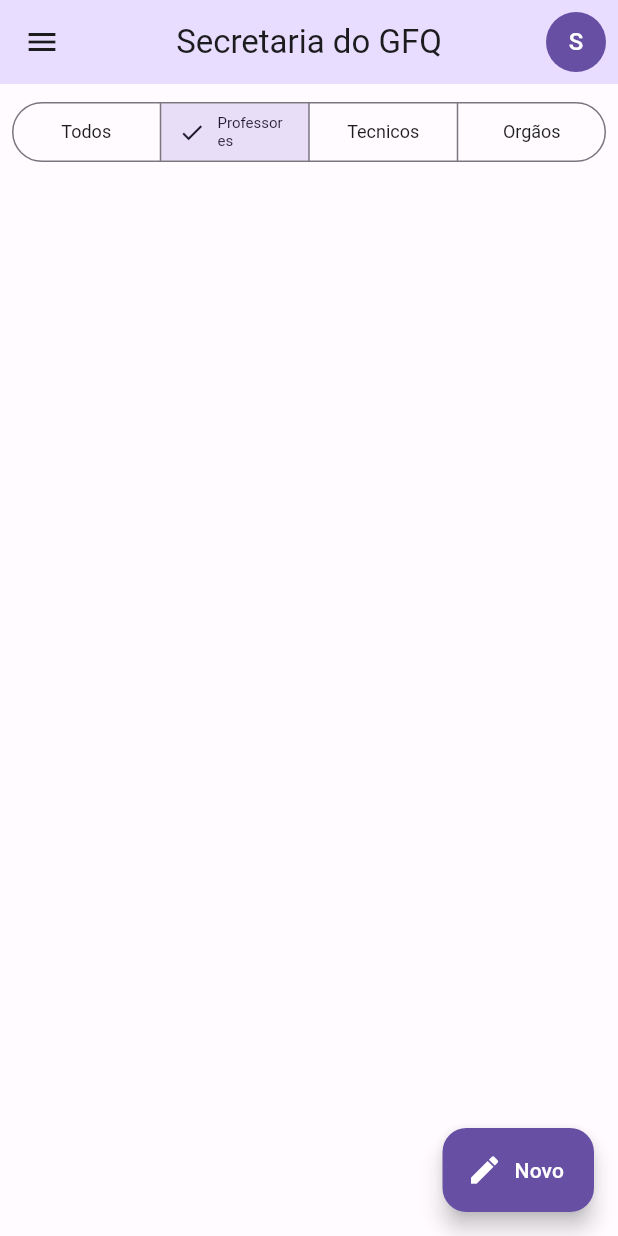
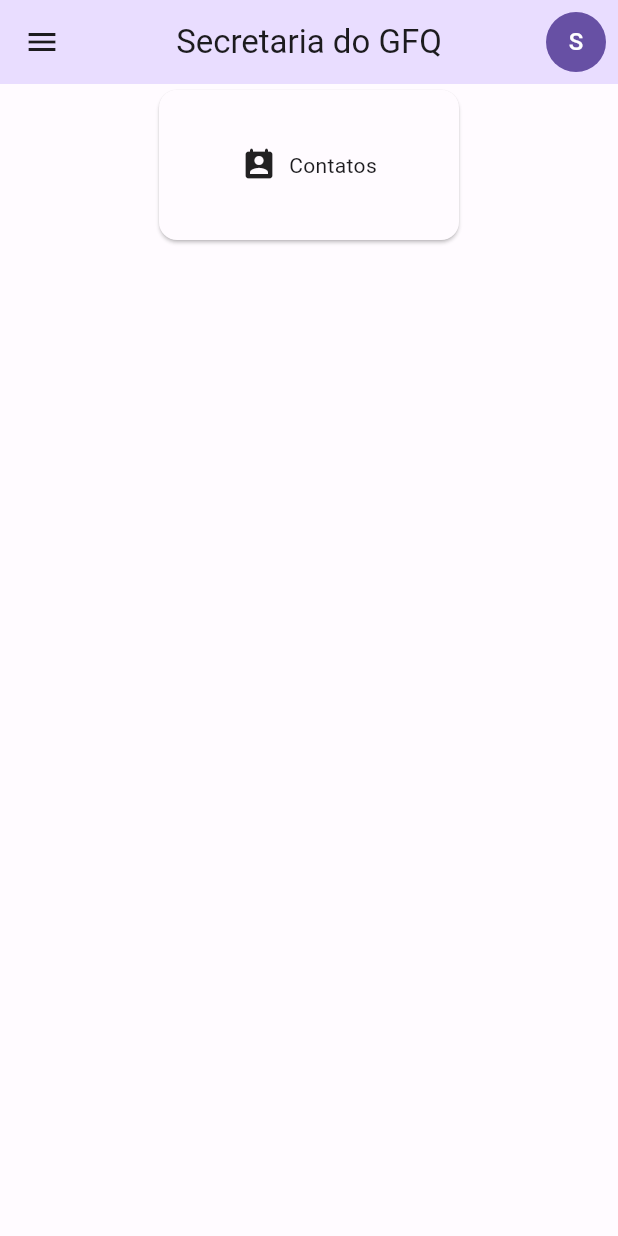
Before and after one commit to sid-tec/gfq, a Flutter app: the screen it shows after launch, on a phone screen of 412 x 824 dp. Run offline on Flutter 3.47's test engine with Material 2 defaults, Android fonts, the phone set to English and light mode, and no system bars; our stand-ins replace flutter_modular.

Commit message:
UFF Almoco

```diff
--- a/app/lib/src/app_module.dart
+++ b/app/lib/src/app_module.dart
@@ -1,6 +1,7 @@
 import 'package:flutter_modular/flutter_modular.dart';
 //
 import 'config/config_page.dart';
+import 'contatos/contatos_module.dart';
 import 'home/home_module.dart';
 import 'sinc/sinc_page.dart';
 
@@ -8,7 +9,8 @@ class AppModule extends Module {
   @override
 // TODO: implement routes
   List<ModularRoute> get routes => [
-        ModuleRoute('/', module: HomeModule()),
+        ModuleRoute('/home', module: HomeModule()),
+        ModuleRoute('/contatos', module: ContatosModule()),
         ChildRoute('/config', child: (context, args) => const ConfigPage()),
         ChildRoute('/sinc', child: (context, args) => const SincPage()),
       ];
--- a/app/lib/src/app_widget.dart
+++ b/app/lib/src/app_widget.dart
@@ -2,6 +2,11 @@ import 'package:flutter/material.dart';
 import 'package:flutter_modular/flutter_modular.dart';
 //
 import 'shered/themes/themes.dart';
+
+//TODO: mover app title para arquivo de config JSON
+const _appTitle = 'Secretaria';
+//TODO: mover initial route para arquivo de config JSON
+const _initRoute = '/home/';
 
 class AppWidget extends StatelessWidget {
   const AppWidget({super.key});
@@ -9,8 +14,11 @@ class AppWidget extends StatelessWidget {
   // This widget is the root of your application.
   @override
   Widget build(BuildContext context) {
+    //
+    Modular.setInitialRoute(_initRoute);
+
     return MaterialApp.router(
-      title: 'Secretaria',
+      title: _appTitle,
       debugShowCheckedModeBanner: false,
       //themeMode: ThemeMode.light,
       theme: lightTheme,
--- a/app/lib/src/home/home_page.dart
+++ b/app/lib/src/home/home_page.dart
@@ -1,6 +1,7 @@
 import 'package:flutter/material.dart';
 import 'package:secretaria/src/shered/widgets/user_image_button.dart';
 
+import 'widgets/contatos_card.dart';
 import 'widgets/custom_navigation_drawer.dart';
 
 class HomePage extends StatefulWidget {
@@ -24,22 +25,20 @@ class _HomePageState extends State<HomePage> {
           ),
         ],
       ),
-      floatingActionButton: const EditFloatingActionButton(),
+      //floatingActionButton: const EditFloatingActionButton(),
       body: const Center(
         child: Column(
-          children: [
-            Padding(
-              padding: EdgeInsets.all(8),
-              child: OptionsSegmentedButton(),
-            ),
-          ],
+          children: [ContatosCard()],
         ),
       ),
     );
   }
 }
 
-class EditFloatingActionButton extends StatelessWidget {
+
+
+
+/* class EditFloatingActionButton extends StatelessWidget {
   const EditFloatingActionButton({super.key});
 
   @override
@@ -47,28 +46,10 @@ class EditFloatingActionButton extends StatelessWidget {
     return FloatingActionButton.extended(
       onPressed: () {
         Navigator.of(context).pop();
-        Navigator.of(context).pushNamed('/edit');
+        Navigator.of(context).pushNamed('/home/edit');
       },
       icon: const Icon(Icons.edit),
       label: const Text('Novo'),
     );
   }
-}
-
-class OptionsSegmentedButton extends StatelessWidget {
-  const OptionsSegmentedButton({super.key});
-
-  @override
-  Widget build(BuildContext context) {
-    return SegmentedButton<int>(
-      segments: const [
-        ButtonSegment(value: 0, label: Text('Todos')),
-        ButtonSegment(value: 1, label: Text('Professores')),
-        ButtonSegment(value: 2, label: Text('Tecnicos')),
-        ButtonSegment(value: 3, label: Text('Orgãos')),
-      ],
-      selected: const {1},
-      onSelectionChanged: (values) {},
-    );
-  }
-}
+} */
```
